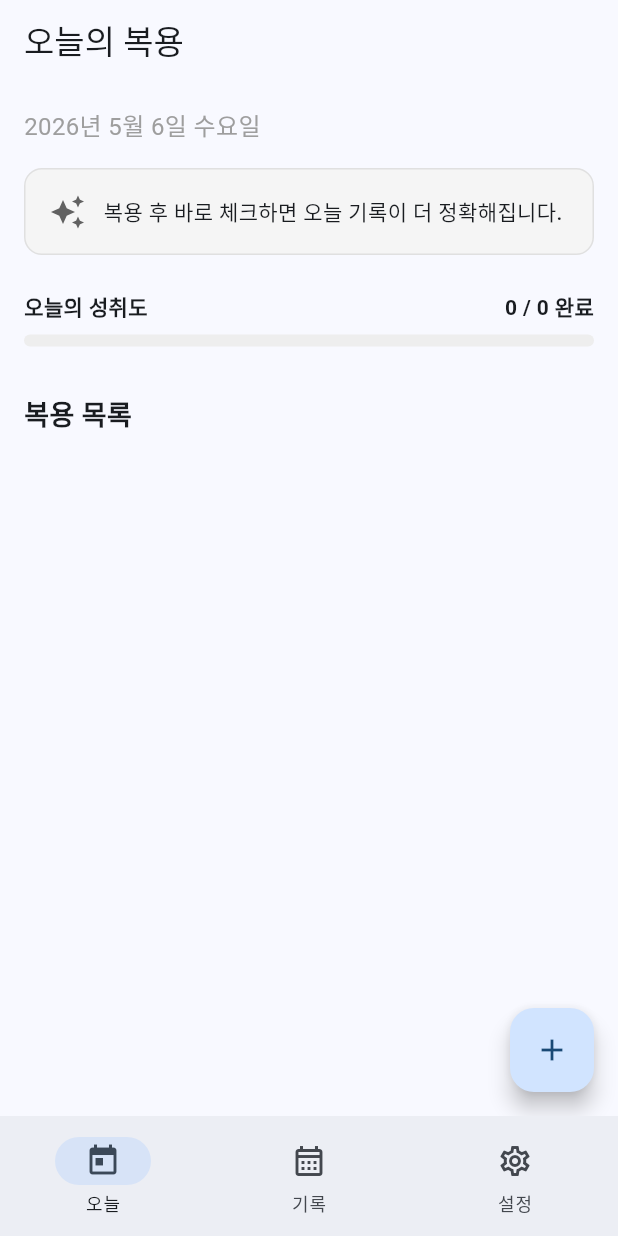
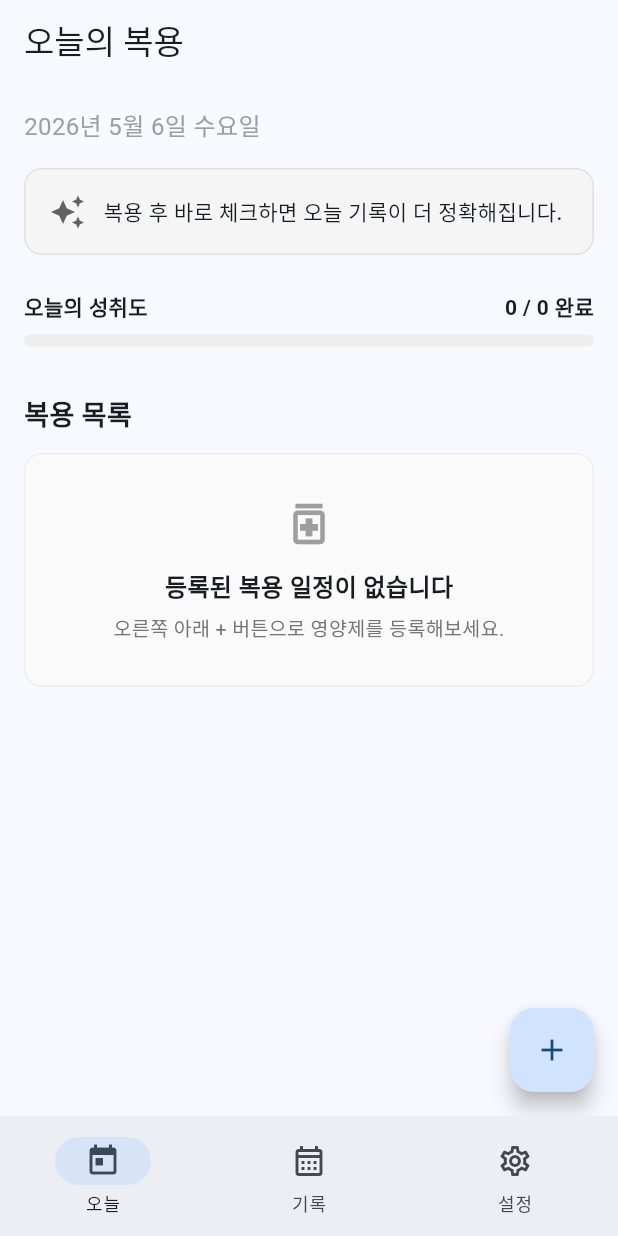
Before and after one commit to Jiyeong-kor/supplement_routine, a Flutter app: the screen it shows after launch, on a phone screen of 412 x 824 dp. Run offline on Flutter 3.47's test engine with Material 3 defaults, Android fonts, the phone set to English and light mode, and no system bars; our stand-ins replace flutter_riverpod.

Commit message:
feat: 오늘 복용 목록 빈 상태 안내 추가

```diff
--- a/lib/features/today/today_screen.dart
+++ b/lib/features/today/today_screen.dart
@@ -16,10 +16,13 @@ class TodayScreen extends ConsumerWidget {
 
     final now = DateTime.now();
     final weekDays = ['월', '화', '수', '목', '금', '토', '일'];
-    final dateString = '${now.year}년 ${now.month}월 ${now.day}일 ${weekDays[now.weekday - 1]}요일';
+    final dateString =
+        '${now.year}년 ${now.month}월 ${now.day}일 ${weekDays[now.weekday - 1]}요일';
 
     final memoItems = todayList.where(
-      (item) => item.supplement.memo != null && item.supplement.memo!.trim().isNotEmpty,
+      (item) =>
+          item.supplement.memo != null &&
+          item.supplement.memo!.trim().isNotEmpty,
     );
 
     final String quoteText;
@@ -61,6 +64,9 @@ class TodayScreen extends ConsumerWidget {
               style: TextStyle(fontSize: 18, fontWeight: FontWeight.bold),
             ),
             const SizedBox(height: 12),
+            if (todayList.isEmpty)
+              const _TodayEmptyState()
+            else
               ...todayList.map((item) => _buildSupplementItem(
                     time: item.record.scheduledTime.format(context),
                     name: item.supplement.name,
@@ -69,7 +75,9 @@ class TodayScreen extends ConsumerWidget {
                     dosageValue: item.supplement.dosageValue,
                     isDone: item.record.isDone,
                     memo: item.supplement.memo,
-                  onTap: () => ref.read(todayListProvider.notifier).toggleRecord(item.record.id),
+                    onTap: () => ref
+                        .read(todayListProvider.notifier)
+                        .toggleRecord(item.record.id),
                   )),
           ],
         ),
@@ -118,8 +126,14 @@ class TodayScreen extends ConsumerWidget {
         Row(
           mainAxisAlignment: MainAxisAlignment.spaceBetween,
           children: [
-            const Text('오늘의 성취도', style: TextStyle(fontWeight: FontWeight.w600)),
-            Text('$done / $total 완료', style: const TextStyle(fontWeight: FontWeight.bold)),
+            const Text(
+              '오늘의 성취도',
+              style: TextStyle(fontWeight: FontWeight.w600),
+            ),
+            Text(
+              '$done / $total 완료',
+              style: const TextStyle(fontWeight: FontWeight.bold),
+            ),
           ],
         ),
         const SizedBox(height: 8),
@@ -208,3 +222,36 @@ class TodayScreen extends ConsumerWidget {
     );
   }
 }
+
+class _TodayEmptyState extends StatelessWidget {
+  const _TodayEmptyState();
+
+  @override
+  Widget build(BuildContext context) {
+    return Container(
+      width: double.infinity,
+      padding: const EdgeInsets.symmetric(horizontal: 16, vertical: 28),
+      decoration: BoxDecoration(
+        color: Colors.grey[50],
+        borderRadius: BorderRadius.circular(12),
+        border: Border.all(color: Colors.grey[200]!),
+      ),
+      child: Column(
+        children: [
+          Icon(Icons.medication_outlined, size: 36, color: Colors.grey[500]),
+          const SizedBox(height: 12),
+          const Text(
+            '등록된 복용 일정이 없습니다',
+            style: TextStyle(fontSize: 16, fontWeight: FontWeight.bold),
+          ),
+          const SizedBox(height: 6),
+          Text(
+            '오른쪽 아래 + 버튼으로 영양제를 등록해보세요.',
+            textAlign: TextAlign.center,
+            style: TextStyle(fontSize: 13, color: Colors.grey[600]),
+          ),
+        ],
+      ),
+    );
+  }
+}
```
Also changed, not shown: 1 other file. Lines whose indentation alone changed are shown as unchanged.
